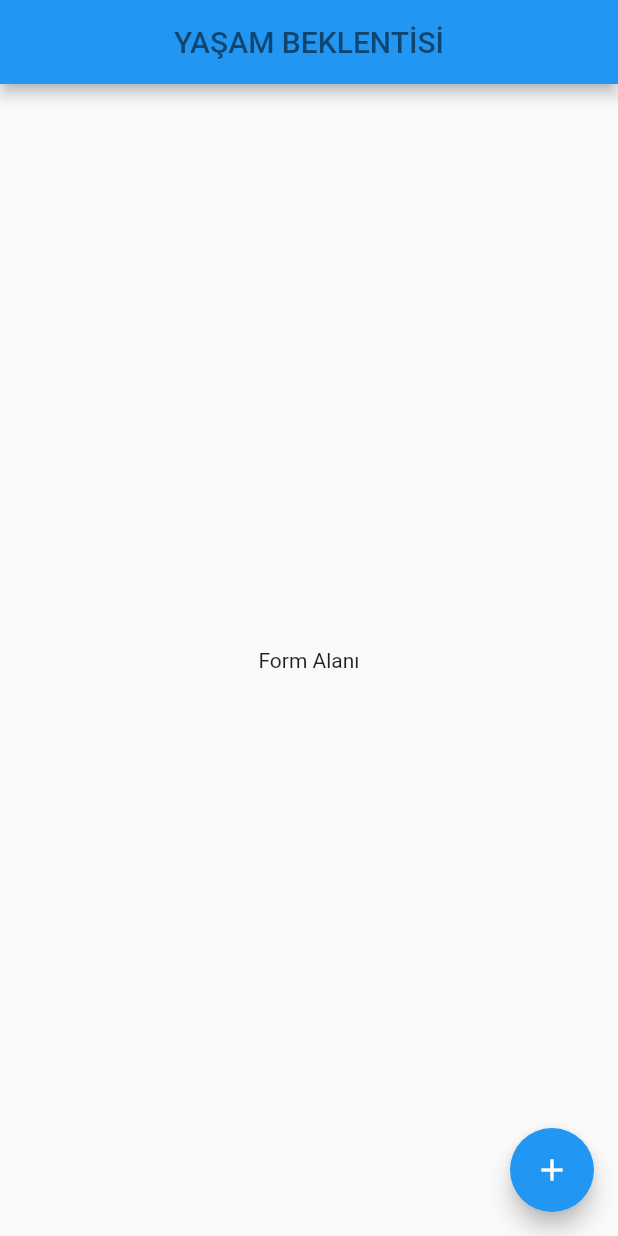
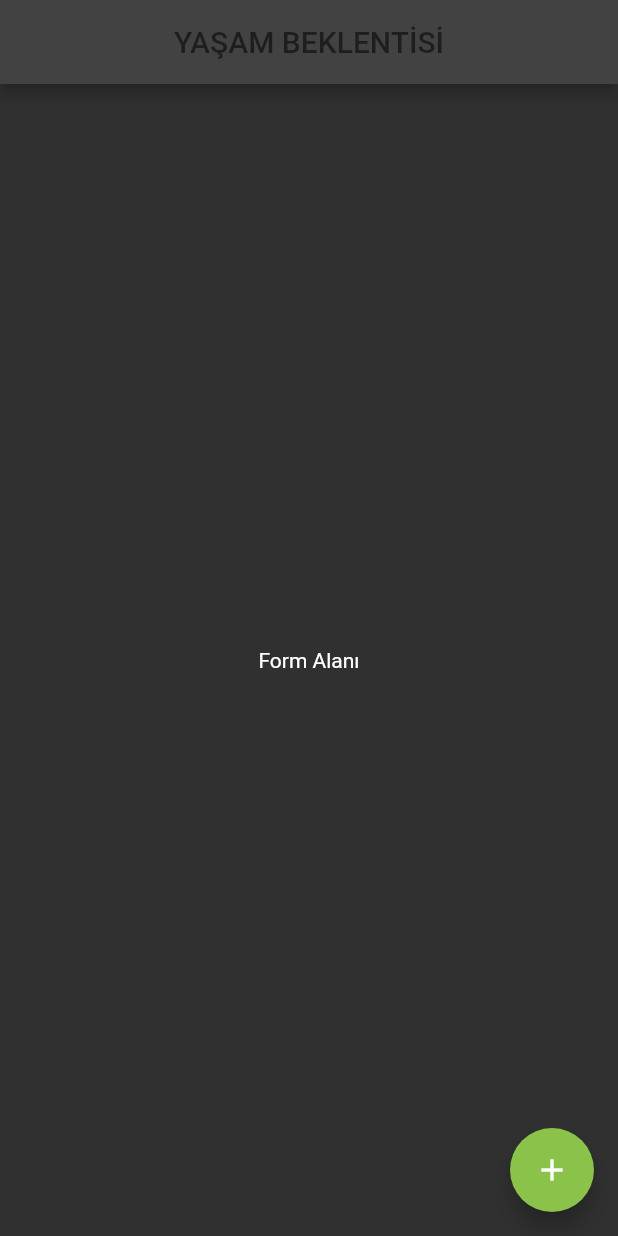
Before and after one commit to salihyildirim/lifeExpectancy, a Flutter app: the screen it shows after launch, on a phone screen of 412 x 824 dp. Run offline on Flutter 3.47's test engine with Material 2 defaults, Android fonts, the phone set to English and light mode, and no system bars.

Commit message:
theme added.

```diff
--- a/lib/main.dart
+++ b/lib/main.dart
@@ -8,6 +8,12 @@ class MyApp extends StatelessWidget {
   @override
   Widget build(BuildContext context) {
     return MaterialApp(
+      theme: ThemeData.dark().copyWith(
+        primaryColor: Colors.lightGreen,
+        // primarySwatch: Colors.orange,
+        brightness: Brightness.dark,
+        //scaffoldBackgroundColor: Colors.lightBlueAccent
+      ),
       home: InputPage(),
     );
   }
@@ -32,9 +38,14 @@ class _InputPageState extends State<InputPage> {
       body: Center(
         child: Text('Form Alanı'),
       ),
-      floatingActionButton: FloatingActionButton(
-        onPressed: () {},
-        child: Icon(Icons.add),
+      floatingActionButton: Theme(
+        data: ThemeData(
+            colorScheme: ColorScheme.fromSwatch()
+                .copyWith(secondary: Theme.of(context).primaryColor)),
+        child: FloatingActionButton(
+          onPressed: () {},
+          child: Icon(Icons.add),
+        ),
       ),
     );
   }
```
